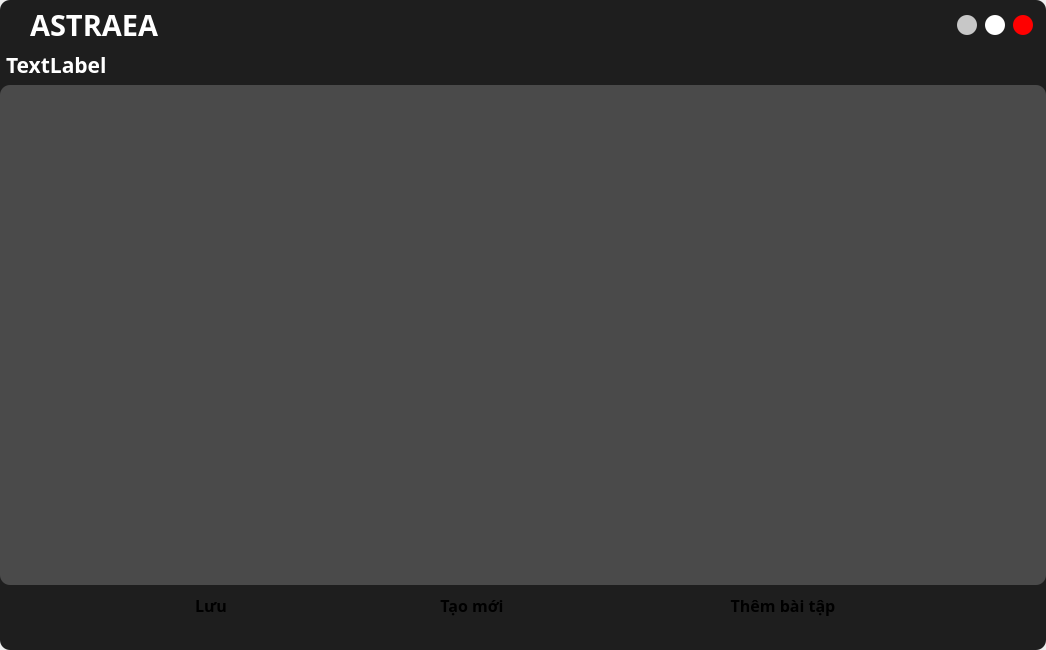
This is UI_Files/edit_form.ui in hoangm960/Astraea as Qt 5 draws it before an edit. The edited form follows.
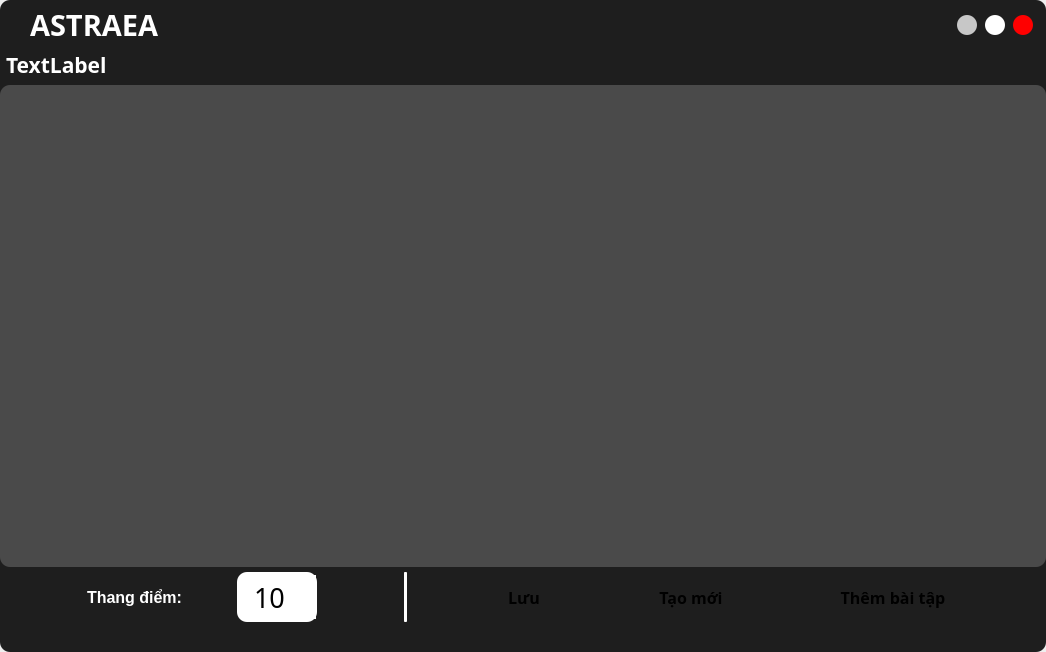
This is the edited form. The open tabs and pages were chosen to show the change. Icons and pictures are not drawn.

```diff
--- a/UI_Files/edit_form.ui
+++ b/UI_Files/edit_form.ui
@@ -7,7 +7,7 @@
     <x>0</x>
     <y>0</y>
     <width>1046</width>
-    <height>650</height>
+    <height>652</height>
    </rect>
   </property>
   <property name="minimumSize">
@@ -1363,7 +1363,7 @@
                          <x>0</x>
                          <y>0</y>
                          <width>1046</width>
-                         <height>500</height>
+                         <height>482</height>
                         </rect>
                        </property>
                       </widget>
@@ -1405,17 +1405,181 @@
                     <property name="bottomMargin">
                      <number>0</number>
                     </property>
+                    <item>
+                     <widget class="QFrame" name="frame_9">
+                      <property name="maximumSize">
+                       <size>
+                        <width>250</width>
+                        <height>16777215</height>
+                       </size>
+                      </property>
+                      <property name="frameShape">
+                       <enum>QFrame::StyledPanel</enum>
+                      </property>
+                      <property name="frameShadow">
+                       <enum>QFrame::Raised</enum>
+                      </property>
+                      <layout class="QHBoxLayout" name="horizontalLayout_17">
+                       <property name="spacing">
+                        <number>40</number>
+                       </property>
+                       <property name="leftMargin">
+                        <number>0</number>
+                       </property>
+                       <property name="topMargin">
+                        <number>0</number>
+                       </property>
+                       <property name="rightMargin">
+                        <number>0</number>
+                       </property>
+                       <property name="bottomMargin">
+                        <number>0</number>
+                       </property>
+                       <item>
+                        <widget class="QLabel" name="level_mark">
+                         <property name="minimumSize">
+                          <size>
+                           <width>0</width>
+                           <height>0</height>
+                          </size>
+                         </property>
+                         <property name="maximumSize">
+                          <size>
+                           <width>100</width>
+                           <height>16777215</height>
+                          </size>
+                         </property>
+                         <property name="font">
+                          <font>
+                           <family>MS Shell Dlg 2</family>
+                           <pointsize>12</pointsize>
+                           <weight>75</weight>
+                           <bold>true</bold>
+                          </font>
+                         </property>
+                         <property name="styleSheet">
+                          <string notr="true">color: rgb(255,255,255);
+background: transparent;</string>
+                         </property>
+                         <property name="text">
+                          <string>Thang điểm:</string>
+                         </property>
+                        </widget>
+                       </item>
+                       <item>
+                        <widget class="QSpinBox" name="level_Entry">
+                         <property name="sizePolicy">
+                          <sizepolicy hsizetype="Expanding" vsizetype="Fixed">
+                           <horstretch>0</horstretch>
+                           <verstretch>0</verstretch>
+                          </sizepolicy>
+                         </property>
+                         <property name="minimumSize">
+                          <size>
+                           <width>80</width>
+                           <height>50</height>
+                          </size>
+                         </property>
+                         <property name="maximumSize">
+                          <size>
+                           <width>80</width>
+                           <height>50</height>
+                          </size>
+                         </property>
+                         <property name="font">
+                          <font>
+                           <family>iCiel Effra Regular</family>
+                           <pointsize>20</pointsize>
+                           <weight>50</weight>
+                           <bold>false</bold>
+                          </font>
+                         </property>
+                         <property name="styleSheet">
+                          <string notr="true">QSpinBox {
+	border-radius: 10px;
+	color: rgb(0, 0, 0);
+	background-color: rgb(255, 255, 255);
+}
+QSpinBox::up-button {
+	background-color: rgb(255, 255, 255);
+	border-radius: 10px;
+}
+
+QSpinBox::up-button:hover {
+	background-color: rgb(223, 223, 223);
+}
+
+QSpinBox::up-button:pressed {
+	background-color: rgb(207, 207, 207);
+}
+
+QSpinBox::down-button {
+	background-color: rgb(255, 255, 255);
+	border-radius: 10px;
+}
+
+QSpinBox::down-button:hover {
+	background-color: rgb(223, 223, 223);
+}
+
+QSpinBox::down-button:pressed {
+	background-color: rgb(207, 207, 207);
+}
+
+QSpinBox::up-arrow {
+	image: url(:/images/icons/plus.png);
+    width: 10px;
+    height: 20px;
+}
+
+QSpinBox::down-arrow {
+	image: url(:/images/icons/minus.png);
+    width: 10px;
+    height: 20px;
+}</string>
+                         </property>
+                         <property name="alignment">
+                          <set>Qt::AlignCenter</set>
+                         </property>
+                         <property name="suffix">
+                          <string/>
+                         </property>
+                         <property name="minimum">
+                          <number>10</number>
+                         </property>
+                         <property name="maximum">
+                          <number>100</number>
+                         </property>
+                         <property name="singleStep">
+                          <number>90</number>
+                         </property>
+                        </widget>
+                       </item>
+                      </layout>
+                     </widget>
+                    </item>
+                    <item>
+                     <widget class="Line" name="line">
+                      <property name="styleSheet">
+                       <string notr="true">border: 1px solid rgb(255,255,255);
+background-color: rgb(255,255,255);</string>
+                      </property>
+                      <property name="orientation">
+                       <enum>Qt::Vertical</enum>
+                      </property>
+                     </widget>
+                    </item>
                     <item>
                      <widget class="QPushButton" name="confirm_btn">
                       <property name="minimumSize">
                        <size>
-                        <width>50</width>
-                        <height>30</height>
+                        <width>80</width>
+                        <height>40</height>
                        </size>
                       </property>
                       <property name="maximumSize">
                        <size>
-                        <width>50</width>
+                        <width>80</width>
                         <height>16777215</height>
                        </size>
                       </property>
@@ -1453,7 +1617,7 @@
                       <property name="minimumSize">
                        <size>
                         <width>100</width>
-                        <height>30</height>
+                        <height>40</height>
                        </size>
                       </property>
                       <property name="maximumSize">
@@ -1496,7 +1660,7 @@
                       <property name="minimumSize">
                        <size>
                         <width>150</width>
-                        <height>30</height>
+                        <height>40</height>
                        </size>
                       </property>
                       <property name="maximumSize">
```
Left out of the diff: 135 changed lines with no effect on the pictures. Lines whose indentation alone changed are shown as unchanged.
